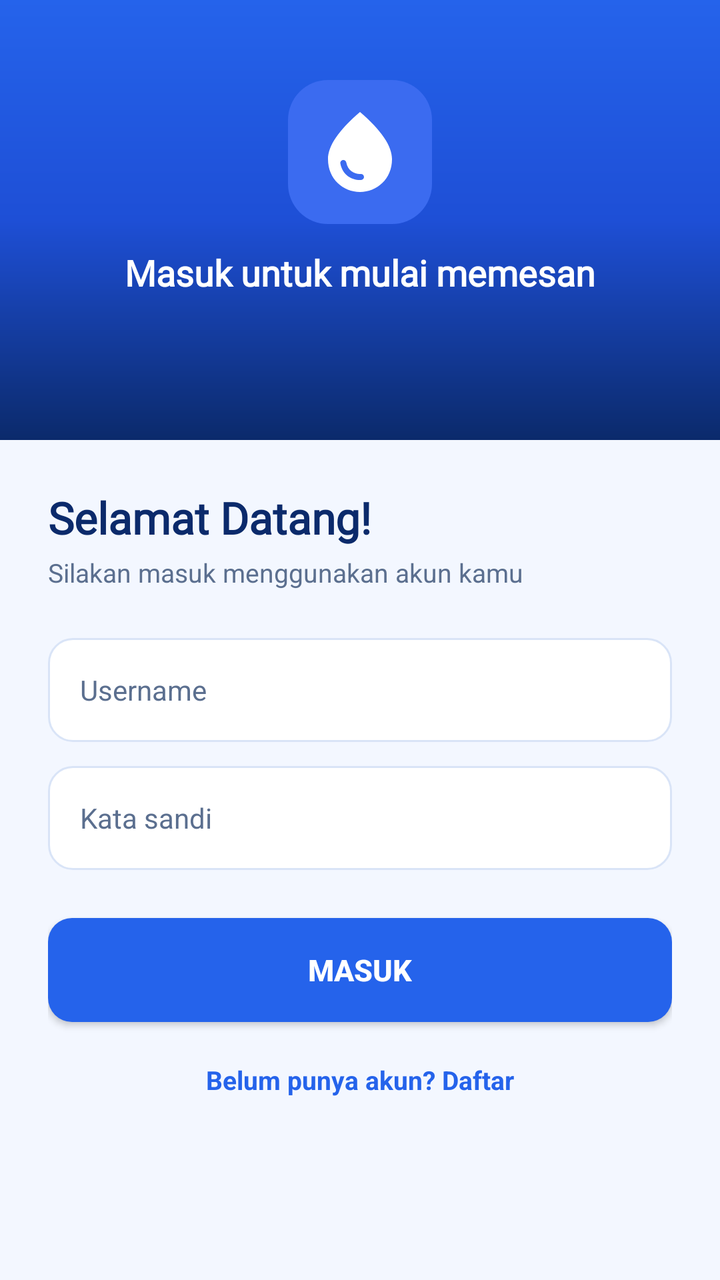
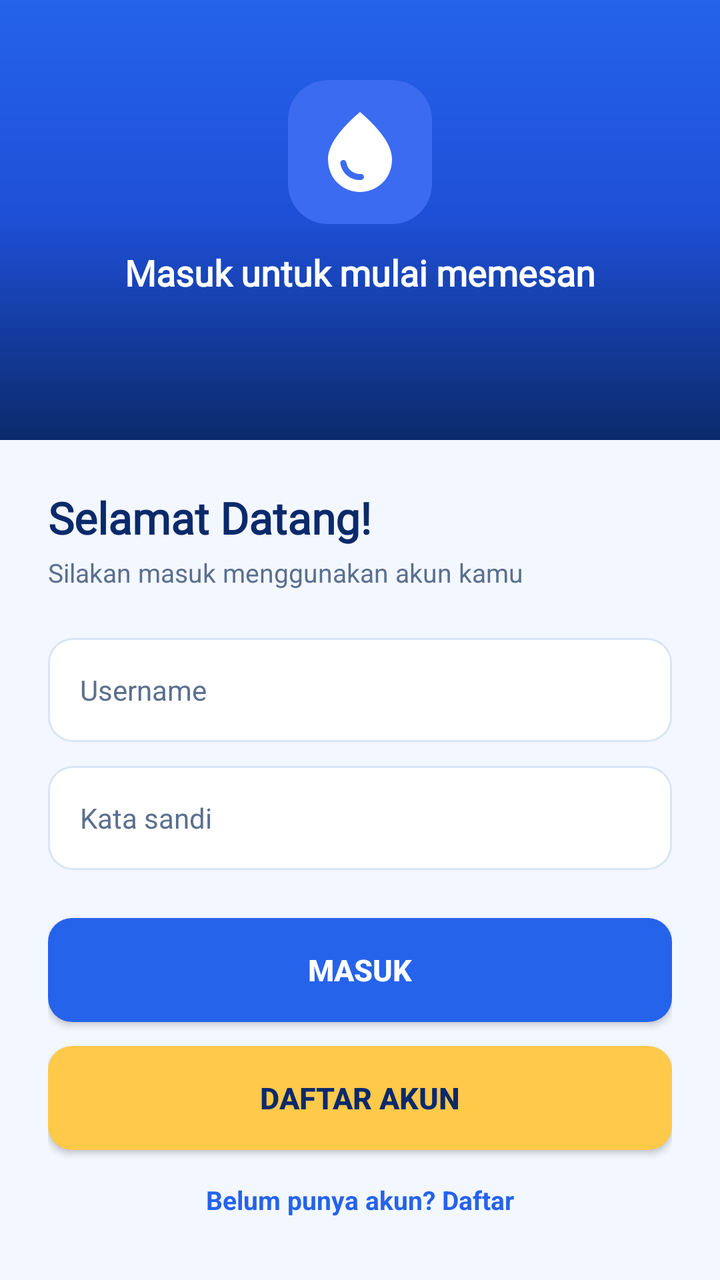

Screens rendered from an Android XML layout before and after an edit, with the pre-edit source and the edit as a unified diff.
<!-- AndroidManifest.xml: application theme Theme.Project_Laundry_Bagas -->
<!-- res/layout/activity_auth.xml -->
<?xml version="1.0" encoding="utf-8"?>
<RelativeLayout xmlns:android="http://schemas.android.com/apk/res/android"
    xmlns:tools="http://schemas.android.com/tools"
    android:id="@+id/main"
    android:layout_width="match_parent"
    android:layout_height="match_parent"
    android:background="@color/kilau_background"
    tools:context=".AuthActivity">

    
    <RelativeLayout
        android:id="@+id/headerBox"
        android:layout_width="match_parent"
        android:layout_height="220dp"
        android:layout_alignParentTop="true"
        android:background="@drawable/bg_splash_gradient">

        <FrameLayout
            android:id="@+id/authLogoBox"
            android:layout_width="72dp"
            android:layout_height="72dp"
            android:layout_centerHorizontal="true"
            android:layout_marginTop="40dp"
            android:background="@drawable/bg_logo_box">

            <ImageView
                android:layout_width="48dp"
                android:layout_height="48dp"
                android:layout_gravity="center"
                android:contentDescription="@string/brand_name"
                android:src="@drawable/ic_logo_kilau" />

        </FrameLayout>

        <TextView
            android:id="@+id/tvHeaderTitle"
            android:layout_width="wrap_content"
            android:layout_height="wrap_content"
            android:layout_below="@id/authLogoBox"
            android:layout_centerHorizontal="true"
            android:layout_marginTop="12dp"
            android:fontFamily="@font/popping_cute"
            android:text="@string/auth_header_title"
            android:textColor="@color/kilau_white"
            android:textSize="18sp"
            android:textStyle="bold" />

    </RelativeLayout>

    
    <RelativeLayout
        android:id="@+id/formCard"
        android:layout_width="match_parent"
        android:layout_height="wrap_content"
        android:layout_below="@id/headerBox"
        android:padding="24dp">

        <TextView
            android:id="@+id/lblWelcome"
            android:layout_width="wrap_content"
            android:layout_height="wrap_content"
            android:layout_alignParentStart="true"
            android:layout_alignParentTop="true"
            android:fontFamily="@font/popping_cute"
            android:text="@string/welcome_title"
            android:textColor="@color/kilau_navy"
            android:textSize="22sp"
            android:textStyle="bold" />

        <TextView
            android:id="@+id/lblSubWelcome"
            android:layout_width="wrap_content"
            android:layout_height="wrap_content"
            android:layout_below="@id/lblWelcome"
            android:layout_alignParentStart="true"
            android:layout_marginTop="4dp"
            android:text="@string/welcome_subtitle"
            android:textColor="@color/kilau_muted"
            android:textSize="13sp" />

        
        <EditText
            android:id="@+id/etUsername"
            android:layout_width="match_parent"
            android:layout_height="52dp"
            android:layout_below="@id/lblSubWelcome"
            android:layout_marginTop="24dp"
            android:autofillHints="username"
            android:background="@drawable/bg_input_field"
            android:hint="@string/hint_username"
            android:inputType="textPersonName"
            android:paddingHorizontal="16dp"
            android:singleLine="true"
            android:textColor="@color/kilau_navy"
            android:textColorHint="@color/kilau_muted"
            android:textSize="14sp" />

        
        <EditText
            android:id="@+id/etPassword"
            android:layout_width="match_parent"
            android:layout_height="52dp"
            android:layout_below="@id/etUsername"
            android:layout_marginTop="12dp"
            android:autofillHints="password"
            android:background="@drawable/bg_input_field"
            android:hint="@string/hint_password"
            android:inputType="textPassword"
            android:paddingHorizontal="16dp"
            android:singleLine="true"
            android:textColor="@color/kilau_navy"
            android:textColorHint="@color/kilau_muted"
            android:textSize="14sp" />

        
        <androidx.appcompat.widget.AppCompatButton
            android:id="@+id/btnLogin"
            android:layout_width="match_parent"
            android:layout_height="52dp"
            android:layout_below="@id/etPassword"
            android:layout_marginTop="24dp"
            android:background="@drawable/bg_button_blue"
            android:text="@string/btn_login"
            android:textColor="@color/kilau_white"
            android:textSize="15sp"
            android:textStyle="bold" />

        
        <TextView
            android:id="@+id/tvRegister"
            android:layout_width="wrap_content"
            android:layout_height="wrap_content"
            android:layout_below="@id/btnLogin"
            android:layout_centerHorizontal="true"
            android:layout_marginTop="20dp"
            android:text="@string/register_prompt"
            android:textColor="@color/kilau_primary"
            android:textSize="13sp"
            android:textStyle="bold" />

    </RelativeLayout>

</RelativeLayout>
<!-- resources referenced by this layout -->
<resources>
  <color name="kilau_background">#F3F7FF</color>
  <color name="kilau_muted">#5B6F8F</color>
  <color name="kilau_navy">#0B2A6B</color>
  <color name="kilau_primary">#2563EB</color>
  <color name="kilau_white">#FFFFFF</color>
  <!-- drawable bg_button_blue (drawable) -->
  <?xml version="1.0" encoding="utf-8"?>
  <shape xmlns:android="http://schemas.android.com/apk/res/android"
      android:shape="rectangle">
      <solid android:color="@color/kilau_primary" />
      <corners android:radius="12dp" />
  </shape>
  <!-- drawable bg_input_field (drawable) -->
  <?xml version="1.0" encoding="utf-8"?>
  <shape xmlns:android="http://schemas.android.com/apk/res/android"
      android:shape="rectangle">
      <solid android:color="@color/kilau_white" />
      <corners android:radius="12dp" />
      <stroke
          android:width="1dp"
          android:color="@color/kilau_border" />
  </shape>
  <!-- drawable bg_logo_box (drawable) -->
  <?xml version="1.0" encoding="utf-8"?>
  <shape xmlns:android="http://schemas.android.com/apk/res/android"
      android:shape="rectangle">
      <solid android:color="#3B6BF0" />
      <corners android:radius="20dp" />
  </shape>
  <!-- drawable bg_splash_gradient (drawable) -->
  <?xml version="1.0" encoding="utf-8"?>
  <shape xmlns:android="http://schemas.android.com/apk/res/android"
      android:shape="rectangle">
      <gradient
          android:startColor="#2563EB"
          android:centerColor="#1E4FD6"
          android:endColor="#0B2A6B"
          android:angle="270" />
  </shape>
  <!-- drawable ic_logo_kilau (drawable) -->
  <vector xmlns:android="http://schemas.android.com/apk/res/android" android:height="24dp" android:tint="#FFFFFF" android:viewportHeight="24" android:viewportWidth="24" android:width="24dp">
        
      <path android:fillColor="@android:color/white" android:pathData="M12,2c-5.33,4.55 -8,8.48 -8,11.8c0,4.98 3.8,8.2 8,8.2s8,-3.22 8,-8.2C20,10.48 17.33,6.55 12,2zM7.83,14c0.37,0 0.67,0.26 0.74,0.62c0.41,2.22 2.28,2.98 3.64,2.87c0.43,-0.02 0.79,0.32 0.79,0.75c0,0.4 -0.32,0.73 -0.72,0.75c-2.13,0.13 -4.62,-1.09 -5.19,-4.12C7.01,14.42 7.37,14 7.83,14z"/>
      
  </vector>
  <string name="auth_header_title">Masuk untuk mulai memesan</string>
  <string name="brand_name">kilau</string>
  <string name="btn_login">Masuk</string>
  <string name="hint_password">Kata sandi</string>
  <string name="hint_username">Username</string>
  <string name="register_prompt">Belum punya akun? Daftar</string>
  <string name="welcome_subtitle">Silakan masuk menggunakan akun kamu</string>
  <string name="welcome_title">Selamat Datang!</string>
  <style name="Theme.Project_Laundry_Bagas" parent="Base.Theme.Project_Laundry_Bagas" />
  <color name="kilau_border">#D9E4F7</color>
  <style name="Base.Theme.Project_Laundry_Bagas" parent="Theme.Material3.DayNight.NoActionBar">
          
          
      </style>
</resources>

<!-- the commit's change to res/layout/activity_auth.xml (unified diff, before → after) -->
@@ -126,13 +126,26 @@
             android:textStyle="bold" />
 
         
+        <androidx.appcompat.widget.AppCompatButton
+            android:id="@+id/btnRegister"
+            android:layout_width="match_parent"
+            android:layout_height="52dp"
+            android:layout_below="@id/btnLogin"
+            android:layout_marginTop="12dp"
+            android:background="@drawable/bg_button_yellow"
+            android:text="@string/btn_register"
+            android:textColor="@color/kilau_navy"
+            android:textSize="15sp"
+            android:textStyle="bold" />
+
+        
         <TextView
             android:id="@+id/tvRegister"
             android:layout_width="wrap_content"
             android:layout_height="wrap_content"
-            android:layout_below="@id/btnLogin"
+            android:layout_below="@id/btnRegister"
             android:layout_centerHorizontal="true"
-            android:layout_marginTop="20dp"
+            android:layout_marginTop="16dp"
             android:text="@string/register_prompt"
             android:textColor="@color/kilau_primary"
             android:textSize="13sp"
<!-- resource entries referenced after the edit -->
@@ -10,6 +10,13 @@
   <shape xmlns:android="http://schemas.android.com/apk/res/android"
       android:shape="rectangle">
       <solid android:color="@color/kilau_primary" />
+      <corners android:radius="12dp" />
+  </shape>
+  <!-- drawable bg_button_yellow (drawable) -->
+  <?xml version="1.0" encoding="utf-8"?>
+  <shape xmlns:android="http://schemas.android.com/apk/res/android"
+      android:shape="rectangle">
+      <solid android:color="#FFC94A" />
       <corners android:radius="12dp" />
   </shape>
   <!-- drawable bg_input_field (drawable) -->
@@ -48,6 +55,7 @@
   <string name="auth_header_title">Masuk untuk mulai memesan</string>
   <string name="brand_name">kilau</string>
   <string name="btn_login">Masuk</string>
+  <string name="btn_register">Daftar Akun</string>
   <string name="hint_password">Kata sandi</string>
   <string name="hint_username">Username</string>
   <string name="register_prompt">Belum punya akun? Daftar</string>
